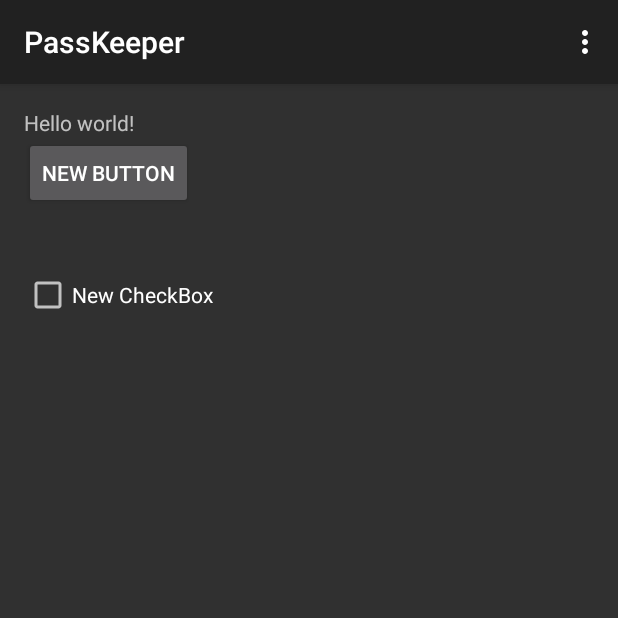
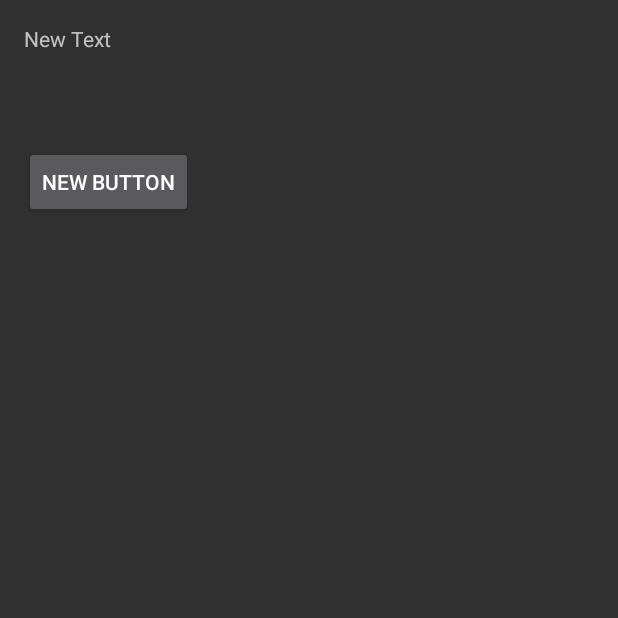
Before and after one commit to dennis95stumm/PassKeeper, an Android app: the screen it shows after launch (PassKeeperActivity), on a phone screen of 412 x 824 dp, the top half of it. Run offline under Robolectric (Android 15) with nearby library versions, the phone set to English and light mode, and no system bars.

Commit message:
App Settings / Material Appcompact

```diff
--- a/app/build.gradle
+++ b/app/build.gradle
@@ -6,7 +6,7 @@ android {
 
     defaultConfig {
         applicationId "de.szut.passkeeper"
-        minSdkVersion 21
+        minSdkVersion 8
         targetSdkVersion 21
         versionCode 1
         versionName "1.0"
--- a/app/src/main/AndroidManifest.xml
+++ b/app/src/main/AndroidManifest.xml
@@ -5,10 +5,10 @@
     <application
         android:allowBackup="true"
         android:icon="@drawable/ic_launcher"
-        android:label="@string/app_name"
-        android:theme="@style/MyMaterial" >
+        android:label="@string/app_name">
         <activity
             android:name="de.szut.passkeeper.PassKeeperActivity"
+            android:theme="@style/MyMaterial"
             android:label="@string/app_name" >
             <intent-filter>
                 <action android:name="android.intent.action.MAIN" />
--- a/app/src/main/res/layout/pass_keeper_layout.xml
+++ b/app/src/main/res/layout/pass_keeper_layout.xml
@@ -3,27 +3,26 @@
     android:layout_height="match_parent" android:paddingLeft="@dimen/activity_horizontal_margin"
     android:paddingRight="@dimen/activity_horizontal_margin"
     android:paddingTop="@dimen/activity_vertical_margin"
-    android:paddingBottom="@dimen/activity_vertical_margin" tools:context=".PassKeeperActivity">
-
-    <TextView android:text="@string/hello_world" android:layout_width="wrap_content"
-        android:layout_height="wrap_content"
-        android:id="@+id/textView" />
+    android:paddingBottom="@dimen/activity_vertical_margin"
+    tools:context=".PassKeeperActivity"
+    style="@style/Theme.AppCompat">
 
     <Button
         android:layout_width="wrap_content"
         android:layout_height="wrap_content"
         android:text="New Button"
         android:id="@+id/button"
-        android:layout_below="@+id/textView"
-        android:layout_alignParentStart="true" />
+        android:layout_alignParentTop="true"
+        android:layout_alignParentLeft="true"
+        android:layout_alignParentStart="true"
+        android:layout_marginTop="81dp" />
 
-    <CheckBox
+    <TextView
         android:layout_width="wrap_content"
         android:layout_height="wrap_content"
-        android:text="New CheckBox"
-        android:id="@+id/checkBox"
-        android:layout_below="@+id/button"
-        android:layout_alignParentStart="true"
-        android:layout_marginTop="41dp" />
-
+        android:text="New Text"
+        android:id="@+id/textView"
+        android:layout_alignParentTop="true"
+        android:layout_alignParentLeft="true"
+        android:layout_alignParentStart="true" />
 </RelativeLayout>
--- a/app/src/main/res/values-v21/styles.xml
+++ /dev/null
@@ -1,5 +0,0 @@
-<?xml version="1.0" encoding="utf-8"?>
-<resources>
-    <style name="AppTheme" parent="android:Theme.Material.Light">
-    </style>
-</resources>
--- a/app/src/main/res/values-w820dp/dimens.xml
+++ /dev/null
@@ -1,6 +0,0 @@
-<resources>
-    <!-- Example customization of dimensions originally defined in res/values/dimens.xml
-         (such as screen margins) for screens with more than 820dp of available width. This
-         would include 7" and 10" devices in landscape (~960dp and ~1280dp respectively). -->
-    <dimen name="activity_horizontal_margin">64dp</dimen>
-</resources>
--- a/app/src/main/res/values/styles.xml
+++ b/app/src/main/res/values/styles.xml
@@ -1,5 +1,5 @@
 <resources>
-    <style name="MyMaterial" parent="android:Theme.Material">
-    </style>
+
+    <style name="MyMaterial" parent="Theme.AppCompat"></style>
 
 </resources>
```
Also changed, not shown: 1 other file.
